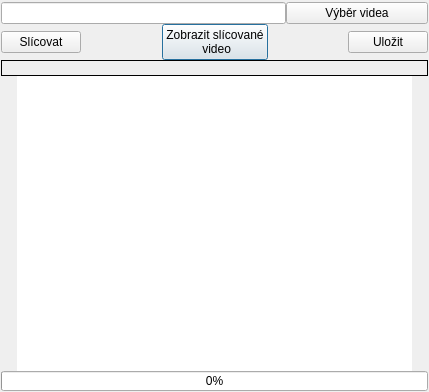
Old version of the form dialogy/singlevideolicovani.ui in the repository RaphCucul/Image-registration-GUI.
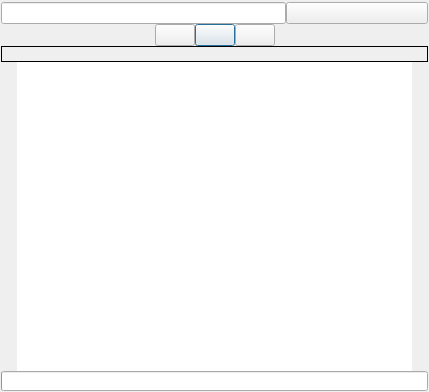
New version of the form. Icons and pictures are not drawn.

Commit message:
Single registration
Single video videoframe registration

```diff
--- a/dialogy/singlevideolicovani.ui
+++ b/dialogy/singlevideolicovani.ui
@@ -61,15 +61,25 @@
          <verstretch>0</verstretch>
         </sizepolicy>
        </property>
-       <property name="text">
-        <string>Výběr videa</string>
-       </property>
       </widget>
      </item>
     </layout>
    </item>
    <item>
     <layout class="QHBoxLayout" name="tlacitkaLayout">
+     <item>
+      <spacer name="horizontalSpacer_3">
+       <property name="orientation">
+        <enum>Qt::Horizontal</enum>
+       </property>
+       <property name="sizeHint" stdset="0">
+        <size>
+         <width>40</width>
+         <height>20</height>
+        </size>
+       </property>
+      </spacer>
+     </item>
      <item>
       <widget class="QPushButton" name="slicovatPB">
        <property name="sizePolicy">
@@ -78,24 +88,8 @@
          <verstretch>0</verstretch>
         </sizepolicy>
        </property>
-       <property name="text">
-        <string>Slícovat</string>
-       </property>
       </widget>
      </item>
-     <item>
-      <spacer name="horizontalSpacer">
-       <property name="orientation">
-        <enum>Qt::Horizontal</enum>
-       </property>
-       <property name="sizeHint" stdset="0">
-        <size>
-         <width>40</width>
-         <height>20</height>
-        </size>
-       </property>
-      </spacer>
-     </item>
      <item>
       <widget class="QPushButton" name="zobrazVysledekLicovaniPB">
        <property name="sizePolicy">
@@ -104,10 +98,6 @@
          <verstretch>0</verstretch>
         </sizepolicy>
        </property>
-       <property name="text">
-        <string>Zobrazit slícované
- video</string>
-       </property>
        <property name="autoDefault">
         <bool>false</bool>
        </property>
@@ -119,19 +109,6 @@
        </property>
       </widget>
      </item>
-     <item>
-      <spacer name="horizontalSpacer_2">
-       <property name="orientation">
-        <enum>Qt::Horizontal</enum>
-       </property>
-       <property name="sizeHint" stdset="0">
-        <size>
-         <width>40</width>
-         <height>20</height>
-        </size>
-       </property>
-      </spacer>
-     </item>
      <item>
       <widget class="QPushButton" name="ulozitPB">
        <property name="sizePolicy">
@@ -140,11 +117,21 @@
          <verstretch>0</verstretch>
         </sizepolicy>
        </property>
-       <property name="text">
-        <string>Uložit</string>
-       </property>
       </widget>
      </item>
+     <item>
+      <spacer name="horizontalSpacer_4">
+       <property name="orientation">
+        <enum>Qt::Horizontal</enum>
+       </property>
+       <property name="sizeHint" stdset="0">
+        <size>
+         <width>40</width>
+         <height>20</height>
+        </size>
+       </property>
+      </spacer>
+     </item>
     </layout>
    </item>
    <item>
@@ -263,7 +250,7 @@
         <number>0</number>
        </property>
        <property name="textVisible">
-        <bool>true</bool>
+        <bool>false</bool>
        </property>
       </widget>
      </item>
```
The commit also changes 2 other files.
